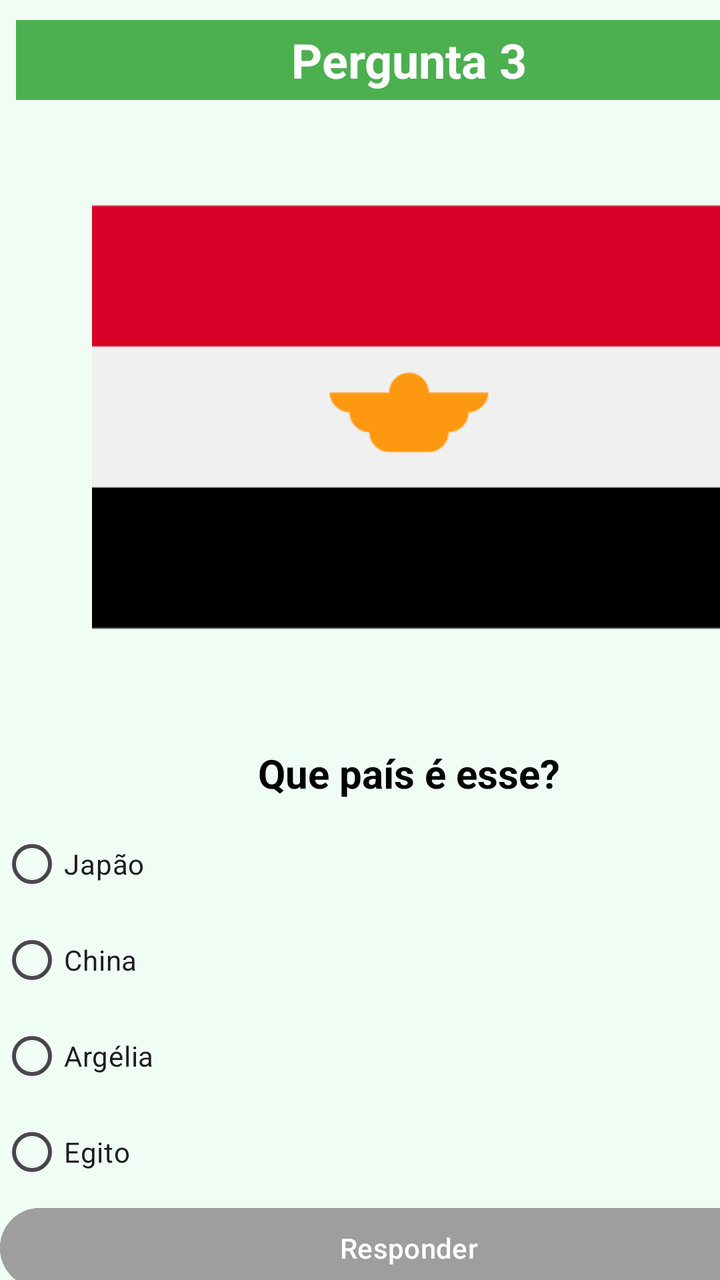
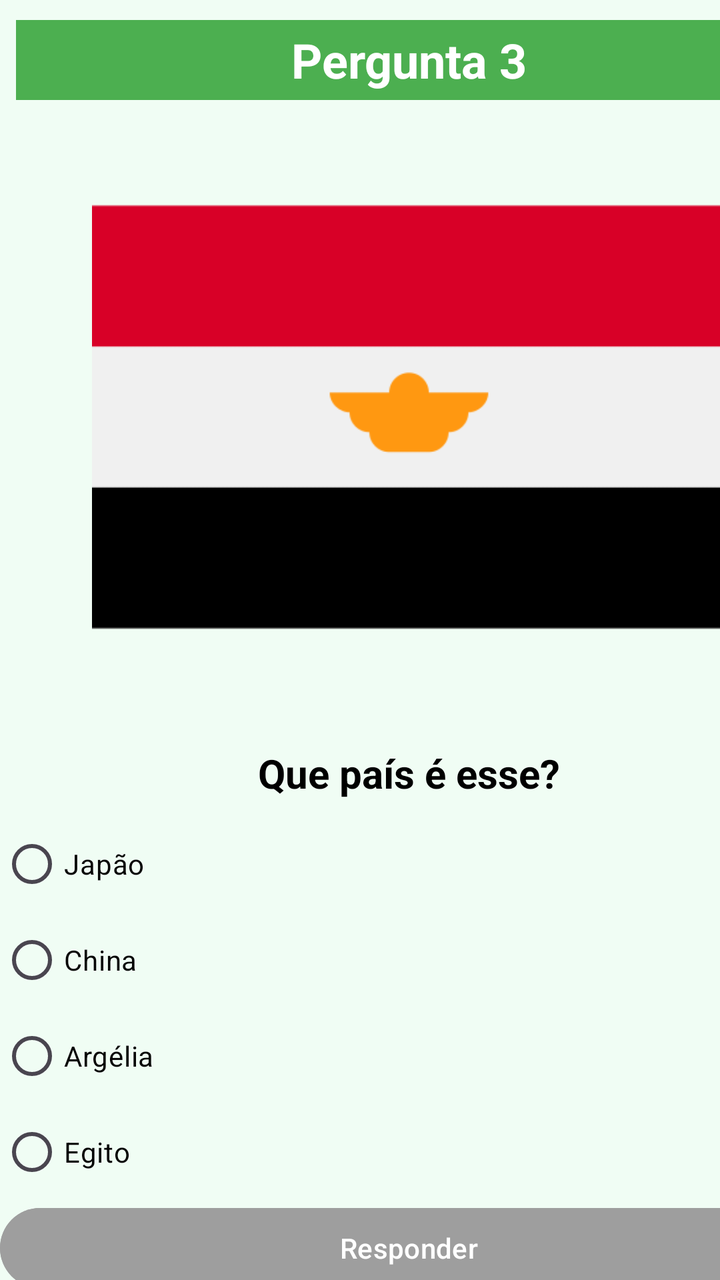

Screens rendered from an Android XML layout before and after an edit, with the pre-edit source and the edit as a unified diff.
<!-- AndroidManifest.xml: application theme Theme.QuizBandeiras -->
<!-- res/layout/activity_pergunta3.xml -->
<?xml version="1.0" encoding="utf-8"?>
<androidx.constraintlayout.widget.ConstraintLayout xmlns:android="http://schemas.android.com/apk/res/android"
    xmlns:app="http://schemas.android.com/apk/res-auto"
    xmlns:tools="http://schemas.android.com/tools"
    android:id="@+id/main"
    android:layout_width="match_parent"
    android:layout_height="match_parent"
    android:background="#F0FDF4"
    tools:context=".Pergunta3">

    <LinearLayout
        android:layout_width="409dp"
        android:layout_height="729dp"
        android:orientation="vertical">

        <TextView
            android:id="@+id/textView6"
            android:layout_width="match_parent"
            android:layout_height="40dp"
            android:layout_marginStart="8dp"
            android:layout_marginTop="10dp"
            android:layout_marginEnd="8dp"
            android:background="#4CAF50"
            android:gravity="center"
            android:text="Pergunta 3"
            android:textColor="@android:color/white"
            android:textSize="24sp"
            android:textStyle="bold" />

        <ImageView
            android:id="@+id/imageView2"
            android:layout_width="match_parent"
            android:layout_height="317dp"
            app:srcCompat="@drawable/egito" />

        <TextView
            android:id="@+id/textView2"
            android:layout_width="match_parent"
            android:layout_height="wrap_content"
            android:layout_marginTop="6dp"
            android:layout_marginBottom="8dp"
            android:gravity="center"
            android:text="Que país é esse?"
            android:textColor="@android:color/black"
            android:textSize="20sp"
            android:textStyle="bold" />

        <RadioGroup
            android:id="@+id/rgpAlternativas"
            android:layout_width="match_parent"
            android:layout_height="match_parent">

            <RadioButton
                android:id="@+id/rgbOpcao1"
                android:layout_width="match_parent"
                android:layout_height="wrap_content"
                android:text="Japão " />

            <RadioButton
                android:id="@+id/rgbOpcao2"
                android:layout_width="match_parent"
                android:layout_height="wrap_content"
                android:text="China" />

            <RadioButton
                android:id="@+id/rgbOpcao3"
                android:layout_width="match_parent"
                android:layout_height="wrap_content"
                android:text="Argélia" />

            <RadioButton
                android:id="@+id/rgbOpcao4"
                android:layout_width="match_parent"
                android:layout_height="wrap_content"
                android:text="Egito" />

            <Button
                android:id="@+id/btnResponder"
                android:layout_width="match_parent"
                android:layout_height="wrap_content"
                android:backgroundTint="#9E9E9E"
                android:enabled="false"
                android:text="Responder"
                android:textColor="@android:color/white" />
        </RadioGroup>
    </LinearLayout>
</androidx.constraintlayout.widget.ConstraintLayout>
<!-- resources referenced by this layout -->
<resources>
  <!-- drawable egito: png bitmap (drawable, 3653 bytes) -->
  <style name="Theme.QuizBandeiras" parent="Base.Theme.QuizBandeiras" />
  <style name="Base.Theme.QuizBandeiras" parent="Theme.Material3.DayNight.NoActionBar">
          
          
      </style>
</resources>

<!-- the commit's change to res/layout/activity_pergunta3.xml (unified diff, before → after) -->
@@ -54,25 +54,33 @@
                 android:id="@+id/rgbOpcao1"
                 android:layout_width="match_parent"
                 android:layout_height="wrap_content"
-                android:text="Japão " />
+                android:text="Japão "
+                android:textColor="#070606"
+                android:textColorLink="#000000" />
 
             <RadioButton
                 android:id="@+id/rgbOpcao2"
                 android:layout_width="match_parent"
                 android:layout_height="wrap_content"
-                android:text="China" />
+                android:text="China"
+                android:textColor="#070606"
+                android:textColorLink="#000000" />
 
             <RadioButton
                 android:id="@+id/rgbOpcao3"
                 android:layout_width="match_parent"
                 android:layout_height="wrap_content"
-                android:text="Argélia" />
+                android:text="Argélia"
+                android:textColor="#070606"
+                android:textColorLink="#000000" />
 
             <RadioButton
                 android:id="@+id/rgbOpcao4"
                 android:layout_width="match_parent"
                 android:layout_height="wrap_content"
-                android:text="Egito" />
+                android:text="Egito"
+                android:textColor="#070606"
+                android:textColorLink="#000000" />
 
             <Button
                 android:id="@+id/btnResponder"
